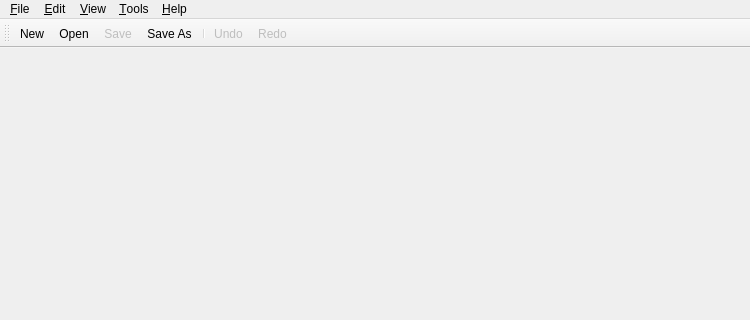
Qt form forms/qscintillaeditor.ui (mavroprovato/qt-scintilla-editor) before a commit; both pictures show x 0 to 750 and y 0 to 320 of the 750 by 700 pixel window.
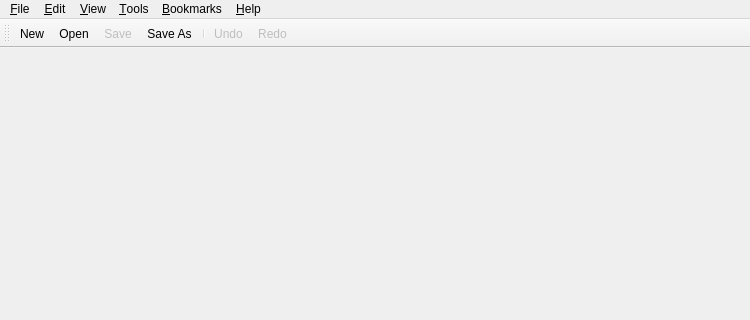
The same form after that commit.

Commit message: Toggle bookmark action

Diff of the .ui file:
```diff
--- a/forms/qscintillaeditor.ui
+++ b/forms/qscintillaeditor.ui
@@ -127,10 +127,17 @@
     </property>
     <addaction name="actionAbout"/>
    </widget>
+   <widget class="QMenu" name="menuBookmarks">
+    <property name="title">
+     <string>&amp;Bookmarks</string>
+    </property>
+    <addaction name="actionToggleBookmark"/>
+   </widget>
    <addaction name="menuFile"/>
    <addaction name="menuEdit"/>
    <addaction name="menuView"/>
    <addaction name="menuFormat"/>
+   <addaction name="menuBookmarks"/>
    <addaction name="menuHelp"/>
   </widget>
   <widget class="QToolBar" name="mainToolBar">
```
Left out of the diff: 8 changed lines with no effect on the pictures. The commit also changes 9 other files.
